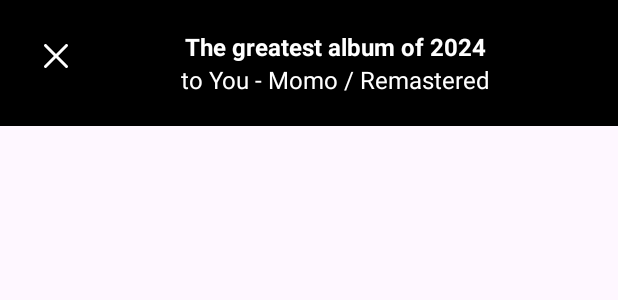
After one commit to iiizulfiannn/spotify-clone, an Android app: the layout item_header.xml on its own in the app's theme, with its tools: preview values and no code run, on a phone screen of 412 x 824 dp. The commit adds this screen. Shown: the top 300 px of the screen. Run offline under Robolectric (Android 15) with nearby library versions, the phone set to English and light mode, and no system bars.

Commit message:
feat: add ui header and list item song

```diff
--- /dev/null
+++ b/app/src/main/res/layout/item_header.xml
@@ -0,0 +1,43 @@
+<?xml version="1.0" encoding="utf-8"?>
+<androidx.constraintlayout.widget.ConstraintLayout xmlns:android="http://schemas.android.com/apk/res/android"
+    xmlns:app="http://schemas.android.com/apk/res-auto"
+    android:layout_width="match_parent"
+    android:layout_height="wrap_content"
+    android:padding="20dp"
+    android:background="@color/black">
+
+    <androidx.appcompat.widget.AppCompatImageView
+        android:id="@+id/iv_close"
+        android:layout_width="wrap_content"
+        android:layout_height="wrap_content"
+        android:padding="5dp"
+        android:src="@drawable/ic_close"
+        app:layout_constraintStart_toStartOf="parent"
+        app:layout_constraintTop_toTopOf="parent" />
+
+    <androidx.appcompat.widget.AppCompatTextView
+        android:id="@+id/tv_title"
+        android:layout_width="0dp"
+        android:layout_height="wrap_content"
+        android:text="@string/txt_title_album"
+        android:textAlignment="center"
+        android:textColor="@color/white"
+        android:textSize="16sp"
+        android:textStyle="bold"
+        app:layout_constraintEnd_toEndOf="parent"
+        app:layout_constraintStart_toEndOf="@+id/iv_close"
+        app:layout_constraintTop_toTopOf="parent" />
+
+    <androidx.appcompat.widget.AppCompatTextView
+        android:id="@+id/tv_description_song"
+        android:layout_width="0dp"
+        android:layout_height="wrap_content"
+        android:text="@string/txt_description_album"
+        android:textColor="@color/white"
+        android:textSize="16sp"
+        android:textAlignment="center"
+        app:layout_constraintEnd_toEndOf="parent"
+        app:layout_constraintStart_toEndOf="@+id/iv_close"
+        app:layout_constraintTop_toBottomOf="@id/tv_title" />
+
+</androidx.constraintlayout.widget.ConstraintLayout>
--- a/app/src/main/res/values/strings.xml
+++ b/app/src/main/res/values/strings.xml
@@ -1,3 +1,11 @@
 <resources>
     <string name="app_name">Spotify Clone App</string>
+    <string name="txt_title_album">The greatest album of 2024</string>
+    <string name="txt_description_album">to You - Momo / Remastered</string>
+    <string name="txt_now_playing">Now Playing</string>
+    <string name="txt_now_playing_song">From Me to You - Mono Remastered</string>
+    <string name="txt_description">Washed Out</string>
+    <string name="list_song_title">List of the gratest album of 2024: %1$s Songs</string>
+    <string name="txt_song_name">Troubled Paradise</string>
+    <string name="txt_slayyer">Slayyter</string>
 </resources>
```
Also changed, not shown: app/src/main/res/layout/activity_main.xml (+40 -5 lines), app/src/main/res/layout/item_music.xml (added, +41 -0 lines), app/src/main/res/layout/item_now_playing.xml (added, +50 -0 lines).
